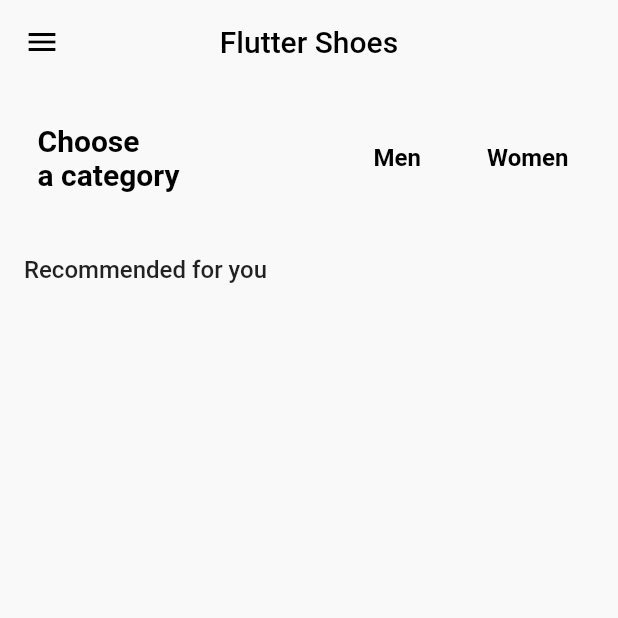
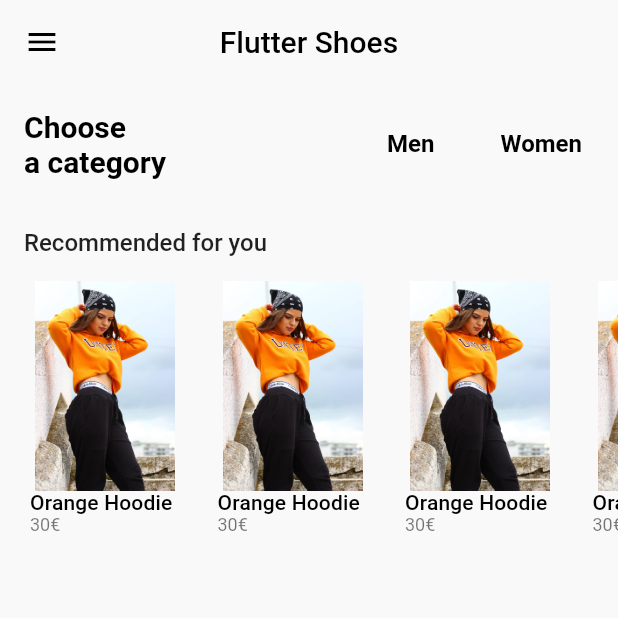
Before and after one commit to eryklorenc/flutter_shop, a Flutter app: the HomePage screen opened directly, on a phone screen of 412 x 824 dp, the top half of it. Run offline on Flutter 3.47's test engine with Material 2 defaults, Android fonts, the phone set to English and light mode, and no system bars; our stand-ins replace firebase_auth, firebase_core, firebase_crashlytics, flutter_bloc, get_it, google_fonts and 1 more; accounts and stored records are empty.

Commit message:
Add recommended card

```diff
--- a/lib/screens/home/home.dart
+++ b/lib/screens/home/home.dart
@@ -1,4 +1,5 @@
 import 'package:flutter/material.dart';
+import 'package:flutter_shop/screens/widgets/recommended_card.dart';
 
 class HomePage extends StatefulWidget {
   const HomePage({super.key});
@@ -34,7 +35,7 @@ class _HomePageState extends State<HomePage> {
       body: Column(
         children: [
           Padding(
-            padding: const EdgeInsets.all(25),
+            padding: const EdgeInsets.all(16),
             child: Column(
               crossAxisAlignment: CrossAxisAlignment.start,
               children: [
@@ -101,7 +102,8 @@ class _HomePageState extends State<HomePage> {
               ],
             ),
           ),
-          Column(
+          const Column(
+            crossAxisAlignment: CrossAxisAlignment.start,
             children: [
               Padding(
                 padding: EdgeInsets.all(16),
@@ -120,7 +122,26 @@ class _HomePageState extends State<HomePage> {
                   horizontal: 20,
                 ),
                 child: Row(
-                  children: [],
+                  mainAxisAlignment: MainAxisAlignment.start,
+                  children: [
+                    RecommendedCard(),
+                    SizedBox(
+                      width: 5,
+                    ),
+                    RecommendedCard(),
+                    SizedBox(
+                      width: 5,
+                    ),
+                    RecommendedCard(),
+                    SizedBox(
+                      width: 5,
+                    ),
+                    RecommendedCard(),
+                    SizedBox(
+                      width: 5,
+                    ),
+                    RecommendedCard(),
+                  ],
                 ),
               )
             ],
--- /dev/null
+++ b/lib/screens/widgets/recommended_card.dart
@@ -0,0 +1,33 @@
+import 'package:flutter/material.dart';
+
+class RecommendedCard extends StatelessWidget {
+  const RecommendedCard({super.key});
+
+  @override
+  Widget build(BuildContext context) {
+    return SizedBox(
+      width: 120,
+      child: Column(
+        crossAxisAlignment: CrossAxisAlignment.start,
+        children: [
+          const Image(
+            image: AssetImage('assets/start1.jpg'),
+            width: 100,
+            height: 140,
+          ),
+          Text(
+            'Orange Hoodie ',
+            style: Theme.of(context).textTheme.titleSmall,
+            softWrap: true,
+            overflow: TextOverflow.ellipsis,
+            maxLines: 2,
+          ),
+          Text(
+            "30€",
+            style: Theme.of(context).textTheme.bodySmall,
+          ),
+        ],
+      ),
+    );
+  }
+}
```
